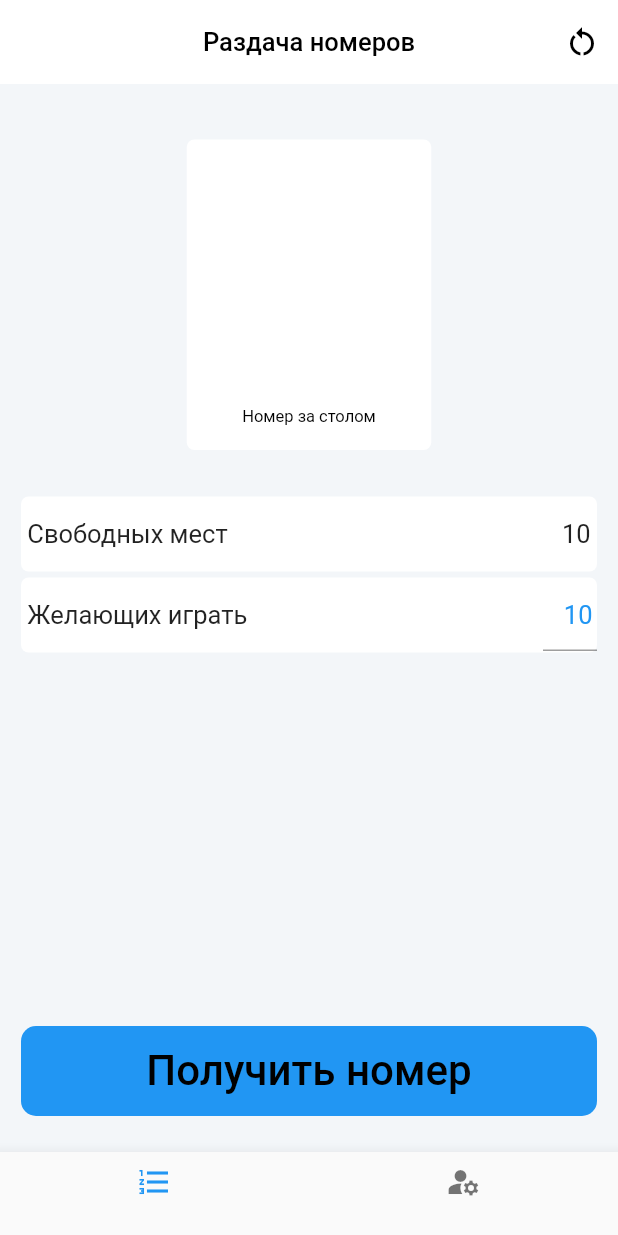
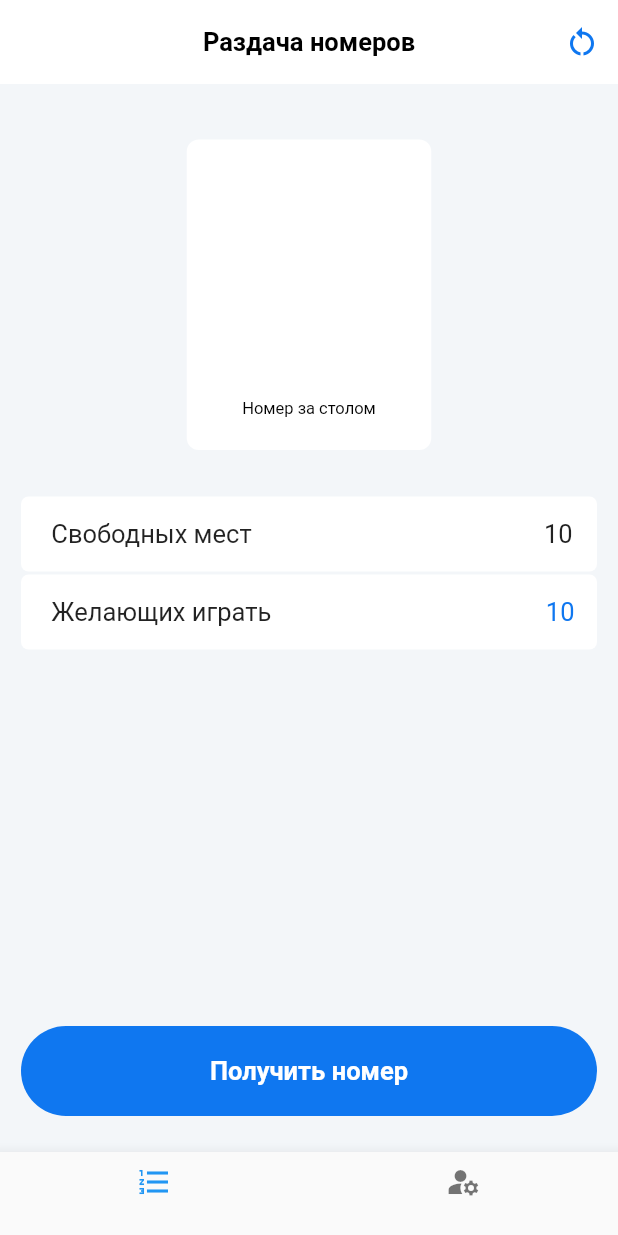
Before and after one commit to Sergey270/beta1, a Flutter app: the screen it shows after launch, on a phone screen of 412 x 824 dp. Run offline on Flutter 3.47's test engine with Material 2 defaults, Android fonts, the phone set to English and light mode, and no system bars.

Commit message:
number done decoratshion

```diff
--- a/lib/get_numbers.dart
+++ b/lib/get_numbers.dart
@@ -107,7 +107,6 @@ class _GetNumbersState extends State<GetNumbers> {
     if (_getMaxSeats.text.isNotEmpty) {
       maxSeats = int.parse(_getMaxSeats.text);
 
-
       if ((textNumber.length - 1) - indexNumber < maxSeats) {
         for (var k = 0; k < (maxSeats - (10 - indexNumber)); k++) {
           textNumber.add('X');
@@ -142,7 +141,7 @@ class _GetNumbersState extends State<GetNumbers> {
           textAlign: TextAlign.center,
           style: TextStyle(
             color: Colors.black,
-            fontSize: 10.0,
+            fontSize: 11.0,
           ),
         );
       } else {
@@ -224,14 +223,18 @@ class _GetNumbersState extends State<GetNumbers> {
             backgroundColor: Colors.white,
             title: const Text(
               'Раздача номеров',
-              style: TextStyle(fontSize: 17, color: Colors.black),
+              style: TextStyle(
+                fontSize: 17,
+                color: Colors.black,
+                fontWeight: FontWeight.w600,
+              ),
             ),
             elevation: 0,
             actions: [
               IconButton(
                 icon: const Icon(
                   Icons.restart_alt,
-                  color: Colors.black,
+                  color: Color.fromRGBO(15, 119, 240, 1),
                 ),
                 onPressed: () {
                   Navigator.push(
@@ -243,12 +246,11 @@ class _GetNumbersState extends State<GetNumbers> {
               ),
             ],
           ),
-
           body: SafeArea(
-
             child: Center(
               child: Stack(
-                children: [ListView(
+                children: [
+                  ListView(
                     padding: EdgeInsets.zero,
                     keyboardDismissBehavior:
                         ScrollViewKeyboardDismissBehavior.onDrag,
@@ -259,20 +261,21 @@ class _GetNumbersState extends State<GetNumbers> {
                         child: Column(
                           children: [
                             Row(
-                            mainAxisAlignment: MainAxisAlignment.spaceEvenly,
+                              //  mainAxisAlignment: MainAxisAlignment.spaceEvenly,
                               children: [
-                              Container(
-                                height: 90,
-                                width: 80,
+                                Expanded(
+                                  child: Container(
+                                    height: 144,
+                                    margin: const EdgeInsets.only(right: 14.0),
                                     decoration: BoxDecoration(
                                       color: _containerColor,
-                                  borderRadius:
-                                      const BorderRadius.all(Radius.circular(5)),
+                                      borderRadius: const BorderRadius.all(
+                                          Radius.circular(8)),
                                     ),
                                     child: Column(
                                       children: [
-                                    const Padding(padding: EdgeInsets.all(5)),
-                                    const Spacer(flex: 1),
+                                        const Padding(
+                                            padding: EdgeInsets.all(8)),
 
                                         // const Padding(padding: EdgeInsets.all(5)),
                                         Text(
@@ -280,14 +283,16 @@ class _GetNumbersState extends State<GetNumbers> {
                                           textAlign: TextAlign.center,
                                           style: TextStyle(
                                             color: _numberColor2,
-                                        fontSize: 32.0,
-                                        fontWeight: FontWeight.w500,
+                                            fontSize: 70.0,
+                                            fontWeight: FontWeight.w700,
                                           ),
                                         ),
-                                    const Spacer(flex: 1),
+                                        const Padding(
+                                            padding: EdgeInsets.all(4)),
 
                                         textContainer,
                                       ],
+                                    ),
                                   ),
                                 ),
                                 Container(
@@ -296,22 +301,23 @@ class _GetNumbersState extends State<GetNumbers> {
                                   decoration: const BoxDecoration(
                                     color: Colors.white,
                                     borderRadius:
-                                      BorderRadius.all(Radius.circular(5)),
+                                        BorderRadius.all(Radius.circular(8)),
                                   ),
                                   child: Column(
                                     children: [
-                                    const Padding(padding: EdgeInsets.all(5)),
-                                    const Spacer(flex: 1),
+                                      const Padding(
+                                          padding: EdgeInsets.all(14)),
                                       Text(
                                         textNumber[indexNumber],
                                         textAlign: TextAlign.center,
                                         style: TextStyle(
                                           color: _numberColor,
                                           fontSize: 100.0,
-                                        fontWeight: FontWeight.w500,
+                                          fontWeight: FontWeight.w700,
                                         ),
                                       ),
-                                    const Spacer(flex: 1),
+                                      const Padding(
+                                          padding: EdgeInsets.all(14)),
                                       const Text(
                                         'Номер за столом',
                                         style: TextStyle(
@@ -323,23 +329,29 @@ class _GetNumbersState extends State<GetNumbers> {
                                     ],
                                   ),
                                 ),
-                              const SizedBox(
-                                height: 80,
-                                width: 80,
+                                Expanded(
+                                  child: Container(
+                                    height: 144,
+                                    // width: double.infinity,
+                                    // color: Colors.cyan,
+                                    margin: EdgeInsets.only(left: 14.0),
+                                  ),
                                 ),
                               ],
                             ),
-                          const Padding(padding: EdgeInsets.only( bottom:  31)),
+                            const Padding(padding: EdgeInsets.only(bottom: 31)),
                             Container(
+                              padding:
+                                  const EdgeInsets.only(left: 16, right: 12),
                               height: 50,
-                            //color: Colors.white,
                               decoration: const BoxDecoration(
                                 color: Colors.white,
-                              borderRadius: BorderRadius.all(Radius.circular(5)),
+                                borderRadius:
+                                    BorderRadius.all(Radius.circular(5)),
                               ),
-
                               child: Row(
-                              mainAxisAlignment: MainAxisAlignment.spaceBetween,
+                                mainAxisAlignment:
+                                    MainAxisAlignment.spaceBetween,
                                 textBaseline: TextBaseline.ideographic,
                                 children: [
                                   const Text(
@@ -359,15 +371,19 @@ class _GetNumbersState extends State<GetNumbers> {
                                 ],
                               ),
                             ),
-                          const Padding(padding: EdgeInsets.all(2)),
+                            const Padding(padding: EdgeInsets.all(1)),
                             Container(
+                              padding:
+                                  const EdgeInsets.only(left: 16, right: 12),
                               height: 50,
                               decoration: const BoxDecoration(
                                 color: Colors.white,
-                              borderRadius: BorderRadius.all(Radius.circular(5)),
+                                borderRadius:
+                                    BorderRadius.all(Radius.circular(5)),
                               ),
                               child: Row(
-                              mainAxisAlignment: MainAxisAlignment.spaceBetween,
+                                mainAxisAlignment:
+                                    MainAxisAlignment.spaceBetween,
                                 textBaseline: TextBaseline.ideographic,
                                 children: [
                                   const Text(
@@ -382,15 +398,19 @@ class _GetNumbersState extends State<GetNumbers> {
                                     //height: 60.0,
 
                                     child: TextFormField(
+                                      decoration: const InputDecoration(
+                                        border: InputBorder.none,
+                                      ),
                                       controller: _getMaxSeats,
                                       inputFormatters: [
+                                        LengthLimitingTextInputFormatter(2),
                                         FilteringTextInputFormatter.digitsOnly
                                       ],
                                       keyboardType: TextInputType.number,
                                       textAlign: TextAlign.right,
                                       style: const TextStyle(
                                         fontSize: 17.0,
-                                      color: Colors.blue,
+                                        color: Color.fromRGBO(15, 119, 240, 1),
                                       ),
                                     ),
                                   ),
@@ -399,36 +419,23 @@ class _GetNumbersState extends State<GetNumbers> {
                             ),
 
                             //  const Padding(padding: EdgeInsets.only( bottom:  50)),
-
                           ],
                         ),
                       ),
-
-
                     ],
                   ),
-
-                  Padding(  padding: const EdgeInsets.only(
+                  Padding(
+                    padding: const EdgeInsets.only(
                         bottom: 24.0, left: 14, right: 14),
-
-
-
-
                     child: Align(
                       alignment: FractionalOffset.bottomCenter,
-
-
-
-
-
-                        child:  Container(
-
+                      child: Container(
                         height: 60,
                         width: double.infinity,
                         // color: Colors.cyan,
                         decoration: const BoxDecoration(
-                            color: Colors.blue,
-                            borderRadius: BorderRadius.all(Radius.circular(10)),
+                          color: Color.fromRGBO(15, 119, 240, 1),
+                          borderRadius: BorderRadius.all(Radius.circular(32)),
                         ),
                         child: TextButton(
                           onPressed: () {
@@ -444,15 +451,15 @@ class _GetNumbersState extends State<GetNumbers> {
                           child: const Text(
                             'Получить номер',
                             style: TextStyle(
-                                color: Colors.black,
-                                fontSize: 28.0,
+                              color: Colors.white,
+                              fontSize: 17.0,
+                              fontWeight: FontWeight.w600,
                             ),
                           ),
                         ),
                       ),
                     ),
                   ),
-
                 ],
               ),
             ),
--- a/lib/mafia.dart
+++ b/lib/mafia.dart
@@ -67,7 +67,7 @@ class _MafiaState extends State<Mafia> {
                 : IconButton(
                     icon: const Icon(
                       Icons.remove_red_eye,
-                      color: Colors.black,
+                      color: Color(0x30F77F0),
                     ),
                     onPressed: () {
                       setState(() {
```
Lines whose indentation alone changed are shown as unchanged.
